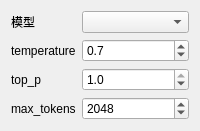
This is forms/parampanel.ui in haitao0310/glmassistant as Qt 5 draws it before an edit. The edited form follows.
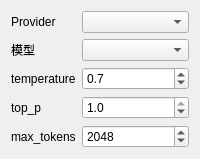
This is the edited form.

Commit message:
feat: Provider 热切换 UI(不硬编码)
- ChatController: 持 ProviderRegistry + setProviderById
- ParamPanel: fillProviders + providerChanged 信号(SoC)
- parampanel.ui: 加 providerBox
- ChatWidget: 填 providerBox + connect providerChanged
- main: 传 ProviderRegistry(不硬编码 GlmProvider)
- 删 persistUpdateLast(废弃)

The edit to the form file:
```diff
--- a/forms/parampanel.ui
+++ b/forms/parampanel.ui
@@ -4,19 +4,27 @@
  <widget class="QWidget" name="ParamPanel">
   <layout class="QFormLayout" name="formLayout">
    <item row="0" column="0">
+    <widget class="QLabel" name="providerLabel">
+     <property name="text"><string>Provider</string></property>
+    </widget>
+   </item>
+   <item row="0" column="1">
+    <widget class="QComboBox" name="providerBox"/>
+   </item>
+   <item row="1" column="0">
     <widget class="QLabel" name="modelLabel">
      <property name="text"><string>模型</string></property>
     </widget>
    </item>
-   <item row="0" column="1">
+   <item row="1" column="1">
     <widget class="QComboBox" name="modelBox"/>
    </item>
-   <item row="1" column="0">
+   <item row="2" column="0">
     <widget class="QLabel" name="tempLabel">
      <property name="text"><string>temperature</string></property>
     </widget>
    </item>
-   <item row="1" column="1">
+   <item row="2" column="1">
     <widget class="QDoubleSpinBox" name="tempBox">
      <property name="decimals"><number>1</number></property>
      <property name="minimum"><double>0.000000000000000</double></property>
@@ -25,12 +33,12 @@
      <property name="value"><double>0.700000000000000</double></property>
     </widget>
    </item>
-   <item row="2" column="0">
+   <item row="3" column="0">
     <widget class="QLabel" name="topPLabel">
      <property name="text"><string>top_p</string></property>
     </widget>
    </item>
-   <item row="2" column="1">
+   <item row="3" column="1">
     <widget class="QDoubleSpinBox" name="topPBox">
      <property name="decimals"><number>1</number></property>
      <property name="minimum"><double>0.000000000000000</double></property>
@@ -39,12 +47,12 @@
      <property name="value"><double>1.000000000000000</double></property>
     </widget>
    </item>
-   <item row="3" column="0">
+   <item row="4" column="0">
     <widget class="QLabel" name="maxTokLabel">
      <property name="text"><string>max_tokens</string></property>
     </widget>
    </item>
-   <item row="3" column="1">
+   <item row="4" column="1">
     <widget class="QSpinBox" name="maxTokBox">
      <property name="minimum"><number>1</number></property>
      <property name="maximum"><number>32768</number></property>
```
The commit also changes 6 other files.
